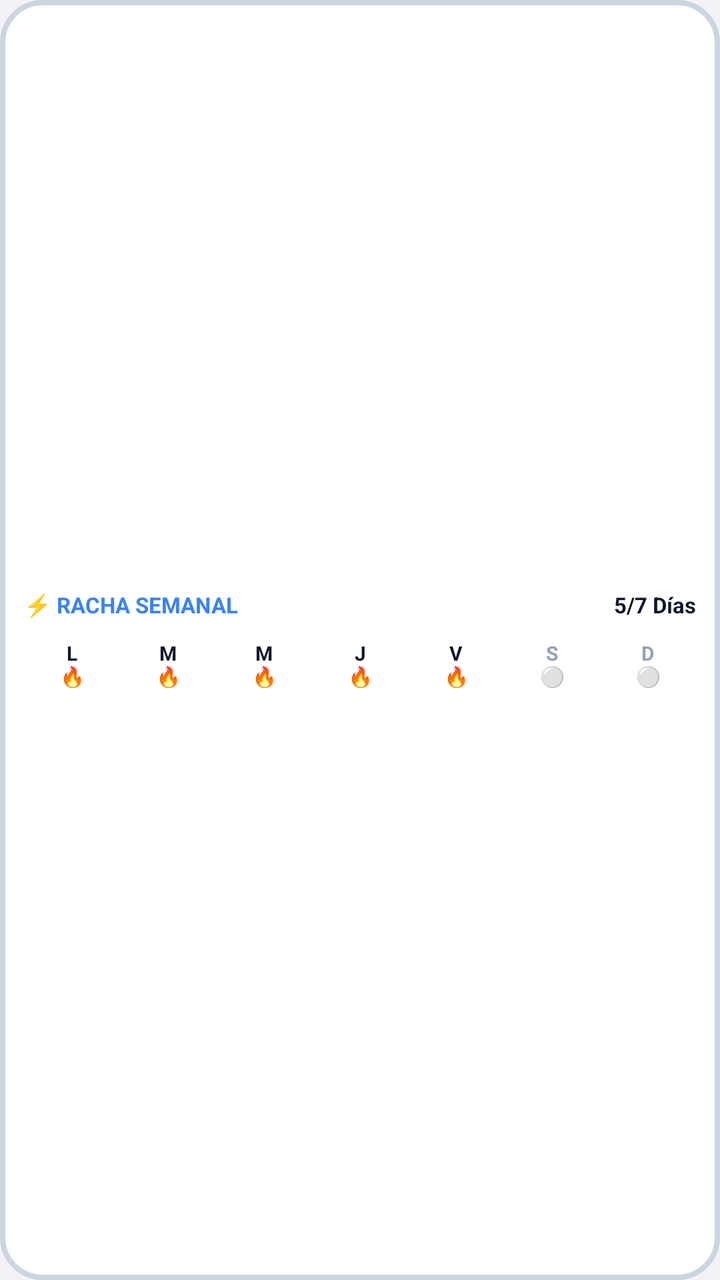
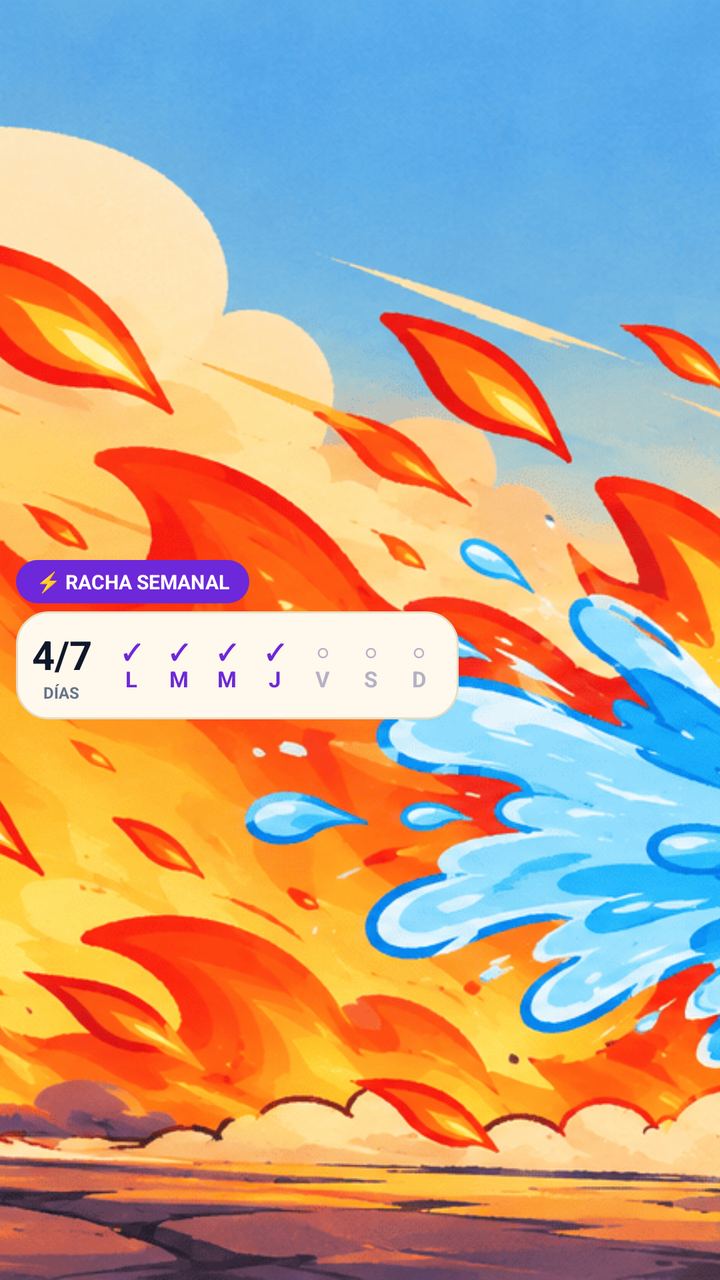

Two renders of the same Android screen: before a commit and after it. Below are the layout's source before the change and the commit's diff.
<!-- AndroidManifest.xml: application theme Theme.Rastro -->
<!-- res/layout/widget_racha_semanal.xml -->
<?xml version="1.0" encoding="utf-8"?>
<LinearLayout xmlns:android="http://schemas.android.com/apk/res/android"
    android:id="@+id/widget_semanal_root"
    android:layout_width="match_parent"
    android:layout_height="match_parent"
    android:orientation="vertical"
    android:background="@drawable/widget_card_background"
    android:gravity="center"
    android:padding="12dp">

    <LinearLayout
        android:layout_width="match_parent"
        android:layout_height="wrap_content"
        android:orientation="horizontal"
        android:gravity="center_vertical">

        <TextView
            android:layout_width="0dp"
            android:layout_height="wrap_content"
            android:layout_weight="1"
            android:text="⚡ RACHA SEMANAL"
            android:textColor="#3B82F6"
            android:textSize="11sp"
            android:textStyle="bold" />

        <TextView
            android:id="@+id/widget_semanal_ratio"
            android:layout_width="wrap_content"
            android:layout_height="wrap_content"
            android:text="5/7 Días"
            android:textColor="#0F172A"
            android:textSize="11sp"
            android:textStyle="bold" />
    </LinearLayout>

    <LinearLayout
        android:layout_width="match_parent"
        android:layout_height="wrap_content"
        android:layout_marginTop="10dp"
        android:orientation="horizontal"
        android:gravity="center">

        <TextView
            android:id="@+id/day_lun"
            android:layout_width="0dp"
            android:layout_height="wrap_content"
            android:layout_weight="1"
            android:gravity="center"
            android:text="L\n🔥"
            android:textColor="#0F172A"
            android:textSize="10sp"
            android:textStyle="bold" />

        <TextView
            android:id="@+id/day_mar"
            android:layout_width="0dp"
            android:layout_height="wrap_content"
            android:layout_weight="1"
            android:gravity="center"
            android:text="M\n🔥"
            android:textColor="#0F172A"
            android:textSize="10sp"
            android:textStyle="bold" />

        <TextView
            android:id="@+id/day_mie"
            android:layout_width="0dp"
            android:layout_height="wrap_content"
            android:layout_weight="1"
            android:gravity="center"
            android:text="M\n🔥"
            android:textColor="#0F172A"
            android:textSize="10sp"
            android:textStyle="bold" />

        <TextView
            android:id="@+id/day_jue"
            android:layout_width="0dp"
            android:layout_height="wrap_content"
            android:layout_weight="1"
            android:gravity="center"
            android:text="J\n🔥"
            android:textColor="#0F172A"
            android:textSize="10sp"
            android:textStyle="bold" />

        <TextView
            android:id="@+id/day_vie"
            android:layout_width="0dp"
            android:layout_height="wrap_content"
            android:layout_weight="1"
            android:gravity="center"
            android:text="V\n🔥"
            android:textColor="#0F172A"
            android:textSize="10sp"
            android:textStyle="bold" />

        <TextView
            android:id="@+id/day_sab"
            android:layout_width="0dp"
            android:layout_height="wrap_content"
            android:layout_weight="1"
            android:gravity="center"
            android:text="S\n⚪"
            android:textColor="#94A3B8"
            android:textSize="10sp"
            android:textStyle="bold" />

        <TextView
            android:id="@+id/day_dom"
            android:layout_width="0dp"
            android:layout_height="wrap_content"
            android:layout_weight="1"
            android:gravity="center"
            android:text="D\n⚪"
            android:textColor="#94A3B8"
            android:textSize="10sp"
            android:textStyle="bold" />

    </LinearLayout>

</LinearLayout>
<!-- resources referenced by this layout -->
<resources>
  <!-- drawable widget_card_background (drawable) -->
  <?xml version="1.0" encoding="utf-8"?>
  <shape xmlns:android="http://schemas.android.com/apk/res/android"
      android:shape="rectangle">
      <solid android:color="#FFFFFF" />
      <corners android:radius="20dp" />
      <stroke
          android:width="2.5dp"
          android:color="#CBD5E1" />
  </shape>
  <style name="Theme.Rastro" parent="android:Theme.Material.Light.NoActionBar">
          <item name="android:statusBarColor">#F2F2F7</item>
          <item name="android:navigationBarColor">#F2F2F7</item>
          <item name="android:windowLightStatusBar">true</item>
          <item name="android:windowLightNavigationBar">true</item>
          <item name="android:windowBackground">#F2F2F7</item>
      </style>
</resources>

<!-- the commit's change to res/layout/widget_racha_semanal.xml (unified diff, before → after) -->
@@ -1,122 +1,168 @@
 <?xml version="1.0" encoding="utf-8"?>
-<LinearLayout xmlns:android="http://schemas.android.com/apk/res/android"
+<FrameLayout xmlns:android="http://schemas.android.com/apk/res/android"
     android:id="@+id/widget_semanal_root"
     android:layout_width="match_parent"
-    android:layout_height="match_parent"
-    android:orientation="vertical"
-    android:background="@drawable/widget_card_background"
-    android:gravity="center"
-    android:padding="12dp">
+    android:layout_height="match_parent">
+
+    <ImageView
+        android:layout_width="match_parent"
+        android:layout_height="match_parent"
+        android:src="@drawable/widget_bg_racha_semanal"
+        android:scaleType="centerCrop"
+        android:contentDescription="@string/app_name" />
 
     <LinearLayout
         android:layout_width="match_parent"
-        android:layout_height="wrap_content"
+        android:layout_height="match_parent"
         android:orientation="horizontal"
         android:gravity="center_vertical">
 
-        <TextView
+        <LinearLayout
             android:layout_width="0dp"
             android:layout_height="wrap_content"
-            android:layout_weight="1"
-            android:text="⚡ RACHA SEMANAL"
-            android:textColor="#3B82F6"
-            android:textSize="11sp"
-            android:textStyle="bold" />
+            android:layout_weight="66"
+            android:orientation="vertical"
+            android:padding="8dp">
 
-        <TextView
-            android:id="@+id/widget_semanal_ratio"
-            android:layout_width="wrap_content"
-            android:layout_height="wrap_content"
-            android:text="5/7 Días"
-            android:textColor="#0F172A"
-            android:textSize="11sp"
-            android:textStyle="bold" />
+            <TextView
+                android:layout_width="wrap_content"
+                android:layout_height="wrap_content"
+                android:text="⚡ RACHA SEMANAL"
+                android:textColor="#FFFFFF"
+                android:textSize="10sp"
+                android:textStyle="bold"
+                android:background="@drawable/widget_badge_background"
+                android:paddingStart="10dp"
+                android:paddingEnd="10dp"
+                android:paddingTop="4dp"
+                android:paddingBottom="4dp"
+                android:layout_marginBottom="4dp" />
+
+            <LinearLayout
+                android:layout_width="match_parent"
+                android:layout_height="wrap_content"
+                android:orientation="horizontal"
+                android:gravity="center_vertical"
+                android:background="@drawable/widget_pill_background"
+                android:padding="8dp">
+
+                <LinearLayout
+                    android:layout_width="wrap_content"
+                    android:layout_height="wrap_content"
+                    android:orientation="vertical"
+                    android:gravity="center"
+                    android:paddingEnd="8dp">
+
+                    <TextView
+                        android:id="@+id/widget_semanal_ratio"
+                        android:layout_width="wrap_content"
+                        android:layout_height="wrap_content"
+                        android:text="4/7"
+                        android:textColor="#0F172A"
+                        android:textSize="20sp"
+                        android:textStyle="bold" />
+
+                    <TextView
+                        android:layout_width="wrap_content"
+                        android:layout_height="wrap_content"
+                        android:text="DÍAS"
+                        android:textColor="#64748B"
+                        android:textSize="8sp"
+                        android:textStyle="bold" />
+                </LinearLayout>
+
+                <LinearLayout
+                    android:layout_width="0dp"
+                    android:layout_height="wrap_content"
+                    android:layout_weight="1"
+                    android:orientation="horizontal"
+                    android:gravity="center">
+
+                    <TextView
+                        android:id="@+id/day_lun"
+                        android:layout_width="0dp"
+                        android:layout_height="wrap_content"
+                        android:layout_weight="1"
+                        android:gravity="center"
+                        android:text="✓&#10;L"
+                        android:textColor="#6D28D9"
+                        android:textSize="11sp"
+                        android:textStyle="bold" />
+
+                    <TextView
+                        android:id="@+id/day_mar"
+                        android:layout_width="0dp"
+                        android:layout_height="wrap_content"
+                        android:layout_weight="1"
+                        android:gravity="center"
+                        android:text="✓&#10;M"
+                        android:textColor="#6D28D9"
+                        android:textSize="11sp"
+                        android:textStyle="bold" />
+
+                    <TextView
+                        android:id="@+id/day_mie"
+                        android:layout_width="0dp"
+                        android:layout_height="wrap_content"
+                        android:layout_weight="1"
+                        android:gravity="center"
+                        android:text="✓&#10;M"
+                        android:textColor="#6D28D9"
+                        android:textSize="11sp"
+                        android:textStyle="bold" />
+
+                    <TextView
+                        android:id="@+id/day_jue"
+                        android:layout_width="0dp"
+                        android:layout_height="wrap_content"
+                        android:layout_weight="1"
+                        android:gravity="center"
+                        android:text="✓&#10;J"
+                        android:textColor="#6D28D9"
+                        android:textSize="11sp"
+                        android:textStyle="bold" />
+
+                    <TextView
+                        android:id="@+id/day_vie"
+                        android:layout_width="0dp"
+                        android:layout_height="wrap_content"
+                        android:layout_weight="1"
+                        android:gravity="center"
+                        android:text="○&#10;V"
+                        android:textColor="#B6B0C6"
+                        android:textSize="11sp"
+                        android:textStyle="bold" />
+
+                    <TextView
+                        android:id="@+id/day_sab"
+                        android:layout_width="0dp"
+                        android:layout_height="wrap_content"
+                        android:layout_weight="1"
+                        android:gravity="center"
+                        android:text="○&#10;S"
+                        android:textColor="#B6B0C6"
+                        android:textSize="11sp"
+                        android:textStyle="bold" />
+
+                    <TextView
+                        android:id="@+id/day_dom"
+                        android:layout_width="0dp"
+                        android:layout_height="wrap_content"
+                        android:layout_weight="1"
+                        android:gravity="center"
+                        android:text="○&#10;D"
+                        android:textColor="#B6B0C6"
+                        android:textSize="11sp"
+                        android:textStyle="bold" />
+
+                </LinearLayout>
+            </LinearLayout>
+        </LinearLayout>
+
+        <View
+            android:layout_width="0dp"
+            android:layout_height="match_parent"
+            android:layout_weight="34" />
     </LinearLayout>
 
-    <LinearLayout
-        android:layout_width="match_parent"
-        android:layout_height="wrap_content"
-        android:layout_marginTop="10dp"
-        android:orientation="horizontal"
-        android:gravity="center">
-
-        <TextView
-            android:id="@+id/day_lun"
-            android:layout_width="0dp"
-            android:layout_height="wrap_content"
-            android:layout_weight="1"
-            android:gravity="center"
-            android:text="L\n🔥"
-            android:textColor="#0F172A"
-            android:textSize="10sp"
-            android:textStyle="bold" />
-
-        <TextView
-            android:id="@+id/day_mar"
-            android:layout_width="0dp"
-            android:layout_height="wrap_content"
-            android:layout_weight="1"
-            android:gravity="center"
-            android:text="M\n🔥"
-            android:textColor="#0F172A"
-            android:textSize="10sp"
-            android:textStyle="bold" />
-
-        <TextView
-            android:id="@+id/day_mie"
-            android:layout_width="0dp"
-            android:layout_height="wrap_content"
-            android:layout_weight="1"
-            android:gravity="center"
-            android:text="M\n🔥"
-            android:textColor="#0F172A"
-            android:textSize="10sp"
-            android:textStyle="bold" />
-
-        <TextView
-            android:id="@+id/day_jue"
-            android:layout_width="0dp"
-            android:layout_height="wrap_content"
-            android:layout_weight="1"
-            android:gravity="center"
-            android:text="J\n🔥"
-            android:textColor="#0F172A"
-            android:textSize="10sp"
-            android:textStyle="bold" />
-
-        <TextView
-            android:id="@+id/day_vie"
-            android:layout_width="0dp"
-            android:layout_height="wrap_content"
-            android:layout_weight="1"
-            android:gravity="center"
-            android:text="V\n🔥"
-            android:textColor="#0F172A"
-            android:textSize="10sp"
-            android:textStyle="bold" />
-
-        <TextView
-            android:id="@+id/day_sab"
-            android:layout_width="0dp"
-            android:layout_height="wrap_content"
-            android:layout_weight="1"
-            android:gravity="center"
-            android:text="S\n⚪"
-            android:textColor="#94A3B8"
-            android:textSize="10sp"
-            android:textStyle="bold" />
-
-        <TextView
-            android:id="@+id/day_dom"
-            android:layout_width="0dp"
-            android:layout_height="wrap_content"
-            android:layout_weight="1"
-            android:gravity="center"
-            android:text="D\n⚪"
-            android:textColor="#94A3B8"
-            android:textSize="10sp"
-            android:textStyle="bold" />
-
-    </LinearLayout>
-
-</LinearLayout>
+</FrameLayout>
<!-- resource entries referenced after the edit -->
@@ -1,15 +1,22 @@
 <!-- resources referenced by this layout -->
 <resources>
-  <!-- drawable widget_card_background (drawable) -->
+  <!-- drawable widget_badge_background (drawable) -->
   <?xml version="1.0" encoding="utf-8"?>
   <shape xmlns:android="http://schemas.android.com/apk/res/android"
       android:shape="rectangle">
-      <solid android:color="#FFFFFF" />
-      <corners android:radius="20dp" />
-      <stroke
-          android:width="2.5dp"
-          android:color="#CBD5E1" />
+      <solid android:color="#6D28D9" />
+      <corners android:radius="12dp" />
   </shape>
+  <!-- drawable widget_bg_racha_semanal: png bitmap (drawable-nodpi, 662440 bytes) -->
+  <!-- drawable widget_pill_background (drawable) -->
+  <?xml version="1.0" encoding="utf-8"?>
+  <shape xmlns:android="http://schemas.android.com/apk/res/android"
+      android:shape="rectangle">
+      <solid android:color="#FFFFF8EC" />
+      <corners android:radius="16dp" />
+      <stroke android:width="1dp" android:color="#E7DCC3" />
+  </shape>
+  <string name="app_name">RASTRO</string>
   <style name="Theme.Rastro" parent="android:Theme.Material.Light.NoActionBar">
           <item name="android:statusBarColor">#F2F2F7</item>
           <item name="android:navigationBarColor">#F2F2F7</item>
